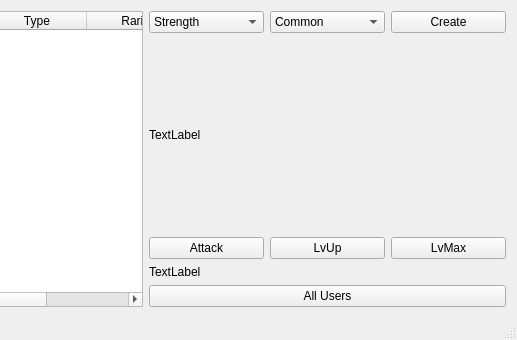
Shantom/PokeMon, file Client/mainwindow.ui: the form before one commit; both pictures show x 225 to 742 and y 0 to 340 of the 742 by 340 pixel window.
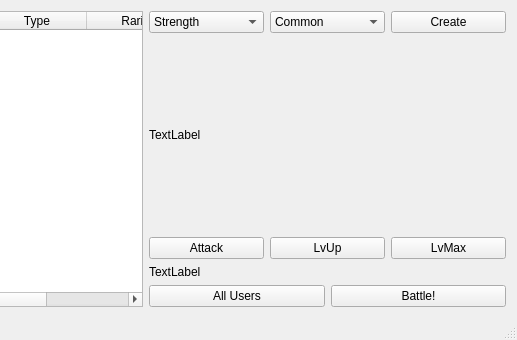
The form after the commit.

Commit message: add battle.ui and fighting(class)

What changed in the file:
```diff
--- a/Client/mainwindow.ui
+++ b/Client/mainwindow.ui
@@ -14,8 +14,8 @@
    <string>MainWindow</string>
   </property>
   <widget class="QWidget" name="centralWidget">
-   <layout class="QHBoxLayout" name="horizontalLayout_2">
-    <item>
+   <layout class="QGridLayout" name="gridLayout">
+    <item row="0" column="0" rowspan="5">
      <widget class="QTableWidget" name="tableWidget_monsters">
       <property name="sizePolicy">
        <sizepolicy hsizetype="Preferred" vsizetype="Expanding">
@@ -45,9 +45,7 @@
       </column>
      </widget>
     </item>
-    <item>
-     <layout class="QVBoxLayout" name="verticalLayout">
-      <item>
+    <item row="0" column="1">
        <layout class="QHBoxLayout" name="horizontalLayout_3">
         <item>
          <widget class="QComboBox" name="comboBox_Type_1">
@@ -106,7 +104,7 @@
         </item>
        </layout>
       </item>
-      <item>
+    <item row="1" column="1">
        <widget class="QLabel" name="labelPM_1">
         <property name="sizePolicy">
          <sizepolicy hsizetype="Preferred" vsizetype="Expanding">
@@ -119,7 +117,7 @@
         </property>
        </widget>
       </item>
-      <item>
+    <item row="2" column="1">
        <layout class="QHBoxLayout" name="horizontalLayout">
         <item>
          <widget class="QPushButton" name="pushButton_Attack_1">
@@ -144,7 +142,7 @@
         </item>
        </layout>
       </item>
-      <item>
+    <item row="3" column="1">
        <widget class="QLabel" name="label_moveInfo_1">
         <property name="sizePolicy">
          <sizepolicy hsizetype="Preferred" vsizetype="Preferred">
@@ -157,6 +155,8 @@
         </property>
        </widget>
       </item>
+    <item row="4" column="1">
+     <layout class="QHBoxLayout" name="horizontalLayout_2">
       <item>
        <widget class="QPushButton" name="pushButton_allUsers">
         <property name="text">
@@ -164,6 +164,13 @@
         </property>
        </widget>
       </item>
+      <item>
+       <widget class="QPushButton" name="pushButton_Battle">
+        <property name="text">
+         <string>Battle!</string>
+        </property>
+       </widget>
+      </item>
      </layout>
     </item>
    </layout>
```
Lines whose indentation alone changed are shown as unchanged. The commit also changes 9 other files.
